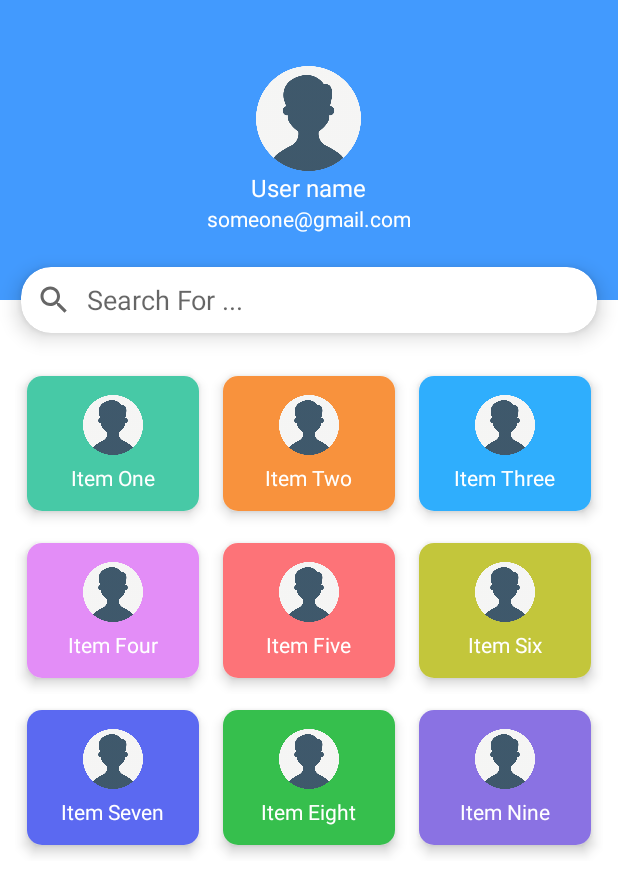
After one commit to Asadrao125/Notes-App, an Android app: the DesignActivity screen opened directly, with no data from a screen before it, on a phone screen of 412 x 824 dp. The commit adds this screen. Shown: the top 894 px of the screen. Run offline under Robolectric (Android 15) with nearby library versions, the phone set to English and light mode, and no system bars; network calls fail.

```diff
--- a/app/src/main/AndroidManifest.xml
+++ b/app/src/main/AndroidManifest.xml
@@ -12,6 +12,7 @@
         android:roundIcon="@drawable/logo"
         android:supportsRtl="true"
         android:theme="@style/Theme.NotesApp">
+        <activity android:name=".ui_design.DesignActivity"></activity>
         <activity android:name=".activities.SplashActivity">
             <intent-filter>
                 <action android:name="android.intent.action.MAIN" />
@@ -27,7 +28,6 @@
         <receiver
             android:name=".alarm.AlarmReciever"
             android:enabled="true" />
-
     </application>
 
 </manifest>
--- a/app/src/main/java/com/appsxone/notesapp/activities/HomeActivity.java
+++ b/app/src/main/java/com/appsxone/notesapp/activities/HomeActivity.java
@@ -33,6 +33,7 @@ import com.appsxone.notesapp.adapter.CategoriesAdapter;
 import com.appsxone.notesapp.alarm.SetAlarm;
 import com.appsxone.notesapp.database.Database;
 import com.appsxone.notesapp.model.Categories;
+import com.appsxone.notesapp.ui_design.DesignActivity;
 import com.appsxone.notesapp.utils.DateFunctions;
 import com.appsxone.notesapp.utils.SharedPref;
 
@@ -162,6 +163,9 @@ public class HomeActivity extends AppCompatActivity {
                         return true;
                     case R.id.btnCustomFilter:
                         createDialogWithoutDateField().show();
+                        return true;
+                        case R.id.btnNewDesign:
+                            startActivity(new Intent(getApplicationContext(), DesignActivity.class));
                         return true;
                 }
                 return false;
--- /dev/null
+++ b/app/src/main/java/com/appsxone/notesapp/ui_design/DesignActivity.java
@@ -0,0 +1,16 @@
+package com.appsxone.notesapp.ui_design;
+
+import androidx.appcompat.app.AppCompatActivity;
+
+import android.os.Bundle;
+
+import com.appsxone.notesapp.R;
+
+public class DesignActivity extends AppCompatActivity {
+
+    @Override
+    protected void onCreate(Bundle savedInstanceState) {
+        super.onCreate(savedInstanceState);
+        setContentView(R.layout.activity_design);
+    }
+}
--- /dev/null
+++ b/app/src/main/res/drawable/ic_search.xml
@@ -0,0 +1,10 @@
+<vector xmlns:android="http://schemas.android.com/apk/res/android"
+    android:width="24dp"
+    android:height="24dp"
+    android:viewportWidth="24"
+    android:viewportHeight="24"
+    android:tint="?attr/colorControlNormal">
+  <path
+      android:fillColor="@android:color/white"
+      android:pathData="M15.5,14h-0.79l-0.28,-0.27C15.41,12.59 16,11.11 16,9.5 16,5.91 13.09,3 9.5,3S3,5.91 3,9.5 5.91,16 9.5,16c1.61,0 3.09,-0.59 4.23,-1.57l0.27,0.28v0.79l5,4.99L20.49,19l-4.99,-5zM9.5,14C7.01,14 5,11.99 5,9.5S7.01,5 9.5,5 14,7.01 14,9.5 11.99,14 9.5,14z"/>
+</vector>
--- /dev/null
+++ b/app/src/main/res/layout/activity_design.xml
@@ -0,0 +1,441 @@
+<?xml version="1.0" encoding="utf-8"?>
+<RelativeLayout xmlns:android="http://schemas.android.com/apk/res/android"
+    xmlns:app="http://schemas.android.com/apk/res-auto"
+    xmlns:tools="http://schemas.android.com/tools"
+    android:layout_width="match_parent"
+    android:layout_height="match_parent"
+    tools:context=".ui_design.DesignActivity">
+
+    <RelativeLayout
+        android:layout_width="match_parent"
+        android:layout_height="200dp"
+        android:background="@color/sky_blue">
+
+        <LinearLayout
+            android:layout_width="wrap_content"
+            android:layout_height="wrap_content"
+            android:layout_centerInParent="true"
+            android:gravity="center"
+            android:orientation="vertical">
+
+            <ImageView
+                android:layout_width="70dp"
+                android:layout_height="70dp"
+                android:src="@drawable/ic_user" />
+
+            <TextView
+                android:layout_width="wrap_content"
+                android:layout_height="wrap_content"
+                android:text="User name"
+                android:textColor="@color/white"
+                android:textSize="16sp" />
+
+            <TextView
+                android:layout_width="wrap_content"
+                android:layout_height="wrap_content"
+                android:text="someone@gmail.com"
+                android:textColor="@color/white" />
+
+        </LinearLayout>
+
+    </RelativeLayout>
+
+    <androidx.cardview.widget.CardView
+        android:id="@+id/cvSearch"
+        android:layout_width="match_parent"
+        android:layout_height="wrap_content"
+        android:layout_marginTop="160dp"
+        app:cardCornerRadius="20dp"
+        app:cardElevation="8dp"
+        app:cardUseCompatPadding="true">
+
+        <LinearLayout
+            android:layout_width="match_parent"
+            android:layout_height="wrap_content"
+            android:orientation="horizontal">
+
+            <ImageView
+                android:layout_width="wrap_content"
+                android:layout_height="wrap_content"
+                android:layout_gravity="center"
+                android:layout_margin="10dp"
+                android:src="@drawable/ic_search" />
+
+            <EditText
+                android:layout_width="match_parent"
+                android:layout_height="wrap_content"
+                android:layout_gravity="center"
+                android:background="@null"
+                android:hint="Search For ..." />
+
+        </LinearLayout>
+
+    </androidx.cardview.widget.CardView>
+
+    <LinearLayout
+        android:layout_width="match_parent"
+        android:layout_height="wrap_content"
+        android:layout_below="@id/cvSearch"
+        android:layout_marginLeft="10dp"
+        android:layout_marginRight="10dp"
+        android:layout_marginBottom="10dp"
+        android:orientation="vertical">
+
+        <LinearLayout
+            android:layout_width="match_parent"
+            android:layout_height="wrap_content"
+            android:orientation="horizontal"
+            android:weightSum="3">
+
+            <androidx.cardview.widget.CardView
+                android:layout_width="match_parent"
+                android:layout_height="wrap_content"
+                android:layout_weight="1"
+                android:elevation="5dp"
+                app:cardCornerRadius="10dp"
+                app:cardElevation="5dp"
+                app:cardMaxElevation="5dp"
+                app:cardUseCompatPadding="true">
+
+                <LinearLayout
+                    android:layout_width="match_parent"
+                    android:layout_height="90dp"
+                    android:background="@color/color1"
+                    android:gravity="center"
+                    android:orientation="vertical"
+                    android:padding="10dp">
+
+                    <ImageView
+                        android:layout_width="40dp"
+                        android:layout_height="40dp"
+                        android:layout_gravity="center"
+                        android:src="@drawable/ic_user" />
+
+                    <TextView
+                        android:layout_width="wrap_content"
+                        android:layout_height="wrap_content"
+                        android:layout_gravity="center"
+                        android:layout_marginTop="5dp"
+                        android:text="Item One"
+                        android:textColor="@color/white" />
+
+                </LinearLayout>
+
+            </androidx.cardview.widget.CardView>
+
+            <androidx.cardview.widget.CardView
+                android:layout_width="match_parent"
+                android:layout_height="wrap_content"
+                android:layout_weight="1"
+                android:elevation="5dp"
+                app:cardCornerRadius="10dp"
+                app:cardElevation="5dp"
+                app:cardMaxElevation="5dp"
+                app:cardUseCompatPadding="true">
+
+                <LinearLayout
+                    android:layout_width="match_parent"
+                    android:layout_height="90dp"
+                    android:background="@color/color2"
+                    android:gravity="center"
+                    android:orientation="vertical"
+                    android:padding="10dp">
+
+                    <ImageView
+                        android:layout_width="40dp"
+                        android:layout_height="40dp"
+                        android:layout_gravity="center"
+                        android:src="@drawable/ic_user" />
+
+                    <TextView
+                        android:layout_width="wrap_content"
+                        android:layout_height="wrap_content"
+                        android:layout_gravity="center"
+                        android:layout_marginTop="5dp"
+                        android:text="Item Two"
+                        android:textColor="@color/white" />
+
+                </LinearLayout>
+
+
+            </androidx.cardview.widget.CardView>
+
+            <androidx.cardview.widget.CardView
+                android:layout_width="match_parent"
+                android:layout_height="wrap_content"
+                android:layout_weight="1"
+                android:elevation="5dp"
+                app:cardCornerRadius="10dp"
+                app:cardElevation="5dp"
+                app:cardMaxElevation="5dp"
+                app:cardUseCompatPadding="true">
+
+                <LinearLayout
+                    android:layout_width="match_parent"
+                    android:layout_height="90dp"
+                    android:background="@color/color3"
+                    android:gravity="center"
+                    android:orientation="vertical"
+                    android:padding="10dp">
+
+                    <ImageView
+                        android:layout_width="40dp"
+                        android:layout_height="40dp"
+                        android:layout_gravity="center"
+                        android:src="@drawable/ic_user" />
+
+                    <TextView
+                        android:layout_width="wrap_content"
+                        android:layout_height="wrap_content"
+                        android:layout_gravity="center"
+                        android:layout_marginTop="5dp"
+                        android:text="Item Three"
+                        android:textColor="@color/white" />
+
+                </LinearLayout>
+
+
+            </androidx.cardview.widget.CardView>
+
+        </LinearLayout>
+
+        <LinearLayout
+            android:layout_width="match_parent"
+            android:layout_height="wrap_content"
+            android:orientation="horizontal"
+            android:weightSum="3">
+
+            <androidx.cardview.widget.CardView
+                android:layout_width="match_parent"
+                android:layout_height="wrap_content"
+                android:layout_weight="1"
+                android:elevation="5dp"
+                app:cardCornerRadius="10dp"
+                app:cardElevation="5dp"
+                app:cardMaxElevation="5dp"
+                app:cardUseCompatPadding="true">
+
+                <LinearLayout
+                    android:layout_width="match_parent"
+                    android:layout_height="90dp"
+                    android:background="@color/color4"
+                    android:gravity="center"
+                    android:orientation="vertical"
+                    android:padding="10dp">
+
+                    <ImageView
+                        android:layout_width="40dp"
+                        android:layout_height="40dp"
+                        android:layout_gravity="center"
+                        android:src="@drawable/ic_user" />
+
+                    <TextView
+                        android:layout_width="wrap_content"
+                        android:layout_height="wrap_content"
+                        android:layout_gravity="center"
+                        android:layout_marginTop="5dp"
+                        android:text="Item Four"
+                        android:textColor="@color/white" />
+
+                </LinearLayout>
+
+
+            </androidx.cardview.widget.CardView>
+
+            <androidx.cardview.widget.CardView
+                android:layout_width="match_parent"
+                android:layout_height="wrap_content"
+                android:layout_weight="1"
+                android:elevation="5dp"
+                app:cardCornerRadius="10dp"
+                app:cardElevation="5dp"
+                app:cardMaxElevation="5dp"
+                app:cardUseCompatPadding="true">
+
+                <LinearLayout
+                    android:layout_width="match_parent"
+                    android:layout_height="90dp"
+                    android:background="@color/color5"
+                    android:gravity="center"
+                    android:orientation="vertical"
+                    android:padding="10dp">
+
+                    <ImageView
+                        android:layout_width="40dp"
+                        android:layout_height="40dp"
+                        android:layout_gravity="center"
+                        android:src="@drawable/ic_user" />
+
+                    <TextView
+                        android:layout_width="wrap_content"
+                        android:layout_height="wrap_content"
+                        android:layout_gravity="center"
+                        android:layout_marginTop="5dp"
+                        android:text="Item Five"
+                        android:textColor="@color/white" />
+
+                </LinearLayout>
+
+
+            </androidx.cardview.widget.CardView>
+
+            <androidx.cardview.widget.CardView
+                android:layout_width="match_parent"
+                android:layout_height="wrap_content"
+                android:layout_weight="1"
+                android:elevation="5dp"
+                app:cardCornerRadius="10dp"
+                app:cardElevation="5dp"
+                app:cardMaxElevation="5dp"
+                app:cardUseCompatPadding="true">
+
+                <LinearLayout
+                    android:layout_width="match_parent"
+                    android:layout_height="90dp"
+                    android:background="@color/color6"
+                    android:gravity="center"
+                    android:orientation="vertical"
+                    android:padding="10dp">
+
+                    <ImageView
+                        android:layout_width="40dp"
+                        android:layout_height="40dp"
+                        android:layout_gravity="center"
+                        android:src="@drawable/ic_user" />
+
+                    <TextView
+                        android:layout_width="wrap_content"
+                        android:layout_height="wrap_content"
+                        android:layout_gravity="center"
+                        android:layout_marginTop="5dp"
+                        android:text="Item Six"
+                        android:textColor="@color/white" />
+
+                </LinearLayout>
+
+
+            </androidx.cardview.widget.CardView>
+
+        </LinearLayout>
+
+        <LinearLayout
+            android:layout_width="match_parent"
+            android:layout_height="wrap_content"
+            android:orientation="horizontal"
+            android:weightSum="3">
+
+            <androidx.cardview.widget.CardView
+                android:layout_width="match_parent"
+                android:layout_height="wrap_content"
+                android:layout_weight="1"
+                android:elevation="5dp"
+                app:cardCornerRadius="10dp"
+                app:cardElevation="5dp"
+                app:cardMaxElevation="5dp"
+                app:cardUseCompatPadding="true">
+
+                <LinearLayout
+                    android:layout_width="match_parent"
+                    android:layout_height="90dp"
+                    android:background="@color/color7"
+                    android:gravity="center"
+                    android:orientation="vertical"
+                    android:padding="10dp">
+
+                    <ImageView
+                        android:layout_width="40dp"
+                        android:layout_height="40dp"
+                        android:layout_gravity="center"
+                        android:src="@drawable/ic_user" />
+
+                    <TextView
+                        android:layout_width="wrap_content"
+                        android:layout_height="wrap_content"
+                        android:layout_gravity="center"
+                        android:layout_marginTop="5dp"
+                        android:text="Item Seven"
+                        android:textColor="@color/white" />
+
+                </LinearLayout>
+
+
+            </androidx.cardview.widget.CardView>
+
+            <androidx.cardview.widget.CardView
+                android:layout_width="match_parent"
+                android:layout_height="wrap_content"
+                android:layout_weight="1"
+                android:elevation="5dp"
+                app:cardCornerRadius="10dp"
+                app:cardElevation="5dp"
+                app:cardMaxElevation="5dp"
+                app:cardUseCompatPadding="true">
+
+                <LinearLayout
+                    android:layout_width="match_parent"
+                    android:layout_height="90dp"
+                    android:background="@color/color8"
+                    android:gravity="center"
+                    android:orientation="vertical"
+                    android:padding="10dp">
+
+                    <ImageView
+                        android:layout_width="40dp"
+                        android:layout_height="40dp"
+                        android:layout_gravity="center"
+                        android:src="@drawable/ic_user" />
+
+                    <TextView
+                        android:layout_width="wrap_content"
+                        android:layout_height="wrap_content"
+                        android:layout_gravity="center"
+                        android:layout_marginTop="5dp"
+                        android:text="Item Eight"
+                        android:textColor="@color/white" />
+
+                </LinearLayout>
+
+
+            </androidx.cardview.widget.CardView>
+
+            <androidx.cardview.widget.CardView
+                android:layout_width="match_parent"
+                android:layout_height="wrap_content"
+                android:layout_weight="1"
+                android:elevation="5dp"
+                app:cardCornerRadius="10dp"
+                app:cardElevation="5dp"
+                app:cardMaxElevation="5dp"
+                app:cardUseCompatPadding="true">
+
+                <LinearLayout
+                    android:layout_width="match_parent"
+                    android:layout_height="90dp"
+                    android:background="@color/color9"
+                    android:gravity="center"
+                    android:orientation="vertical"
+                    android:padding="10dp">
+
+                    <ImageView
+                        android:layout_width="40dp"
+                        android:layout_height="40dp"
+                        android:layout_gravity="center"
+                        android:src="@drawable/ic_user" />
+
+                    <TextView
+                        android:layout_width="wrap_content"
+                        android:layout_height="wrap_content"
+                        android:layout_gravity="center"
+                        android:layout_marginTop="5dp"
+                        android:text="Item Nine"
+                        android:textColor="@color/white" />
+
+                </LinearLayout>
+
+            </androidx.cardview.widget.CardView>
+
+        </LinearLayout>
+
+    </LinearLayout>
+
+</RelativeLayout>
--- a/app/src/main/res/layout/activity_settings.xml
+++ b/app/src/main/res/layout/activity_settings.xml
@@ -118,7 +118,7 @@
 
         </RelativeLayout>
 
-        </androidx.cardview.widget.CardView> <!-- ABOUT APP -->
+    </androidx.cardview.widget.CardView> <!-- ABOUT APP -->
 
     <androidx.cardview.widget.CardView
         android:id="@+id/cvRateApp"
--- a/app/src/main/res/menu/home_menu.xml
+++ b/app/src/main/res/menu/home_menu.xml
@@ -16,6 +16,12 @@
         app:showAsAction="never" />
 
     <item
+        android:id="@+id/btnNewDesign"
+        android:icon="@drawable/ic_more"
+        android:title="New Design"
+        app:showAsAction="never" />
+
+    <item
         android:id="@+id/btnSettings"
         android:icon="@drawable/ic_more"
         android:title="Settings"
--- a/app/src/main/res/values/colors.xml
+++ b/app/src/main/res/values/colors.xml
@@ -8,4 +8,14 @@
     <color name="black">#FF000000</color>
     <color name="white">#FFFFFFFF</color>
     <color name="sky_blue">#429AFE</color>
+
+    <color name="color1">#47C9A6</color>
+    <color name="color2">#F8923D</color>
+    <color name="color3">#2FAEFD</color>
+    <color name="color4">#E38DF7</color>
+    <color name="color5">#FD7378</color>
+    <color name="color6">#C3C63B</color>
+    <color name="color7">#5B69F1</color>
+    <color name="color8">#36BF4D</color>
+    <color name="color9">#8A72E3</color>
 </resources>
```
Also changed, not shown: app/src/main/res/drawable/ic_user.png (added).
